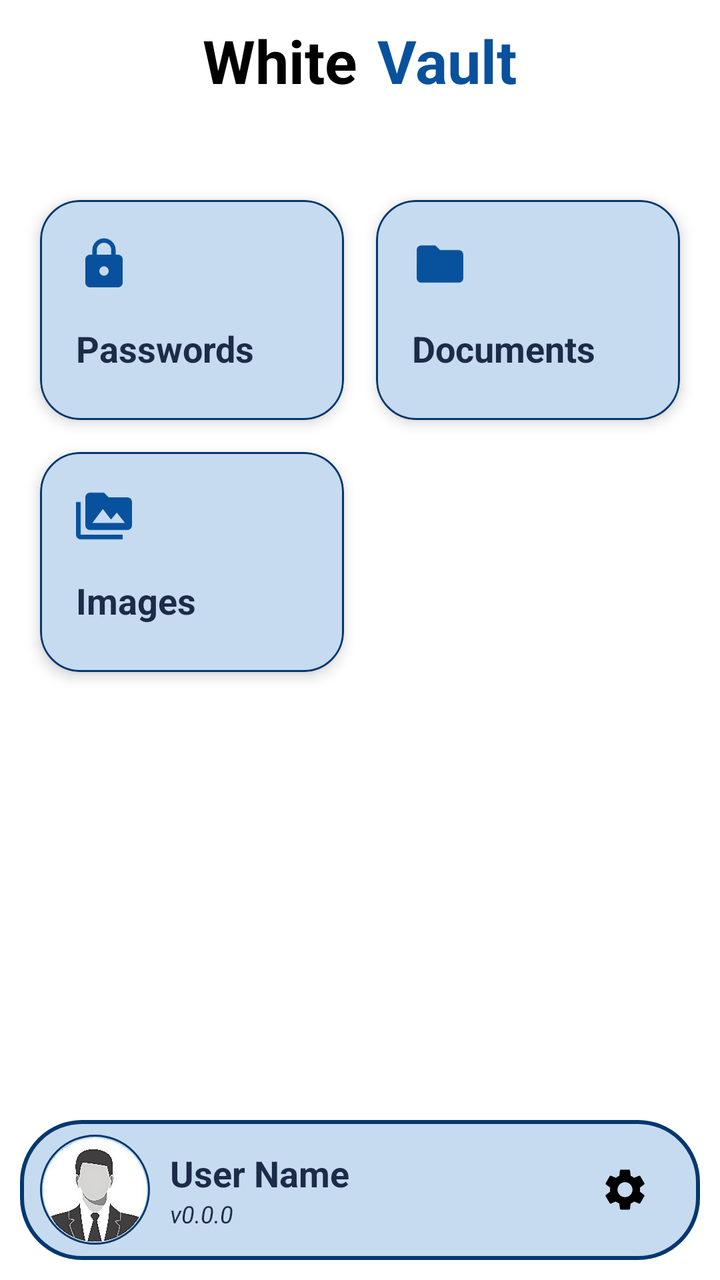
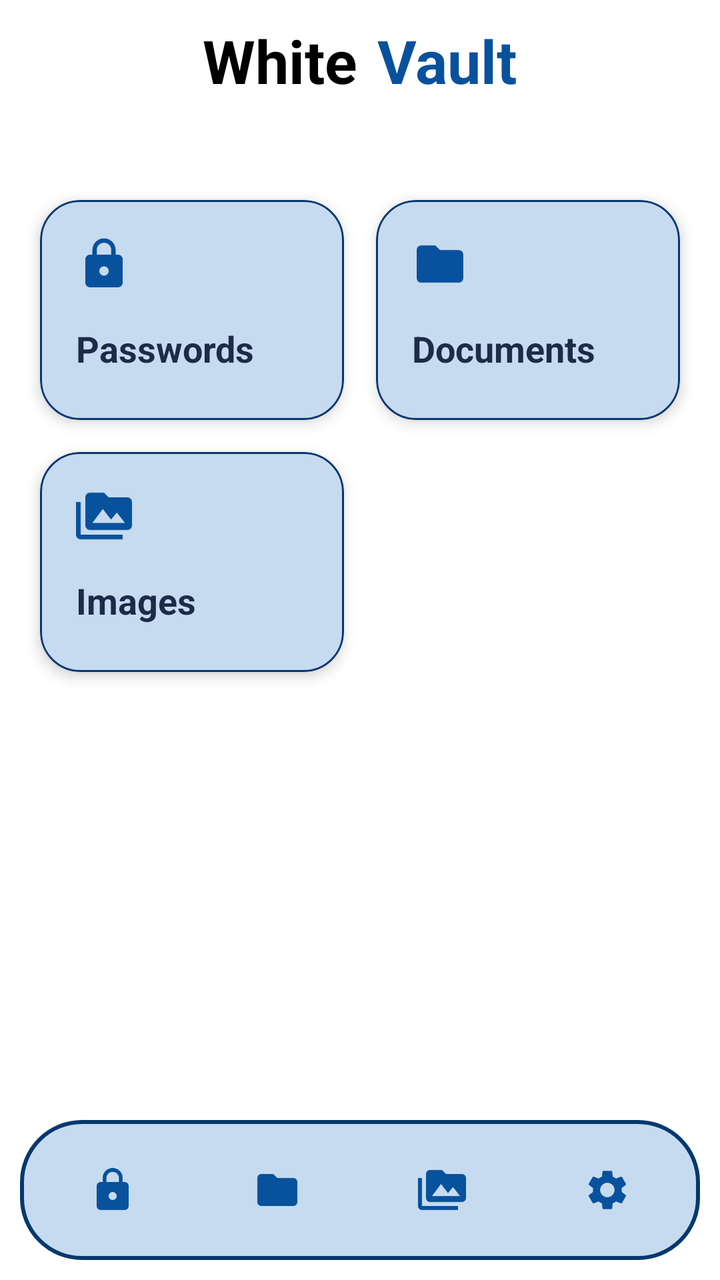

The first picture is an Android layout as it rendered before a commit; the second is the same layout after the commit. The layout source and the unified diff follow.
<!-- AndroidManifest.xml: application theme Theme.WhiteVault -->
<!-- res/layout/activity_main.xml -->
<?xml version="1.0" encoding="utf-8"?>
<RelativeLayout xmlns:android="http://schemas.android.com/apk/res/android"
    xmlns:app="http://schemas.android.com/apk/res-auto"
    xmlns:tools="http://schemas.android.com/tools"
    android:id="@+id/main"
    android:layout_width="match_parent"
    android:layout_height="match_parent"
    tools:context=".MainActivity"
    style="@style/SCREEN">

    <RelativeLayout
        android:layout_width="match_parent"
        android:layout_height="match_parent"
        style="@style/BACKGROUND">

        <LinearLayout
            android:layout_width="match_parent"
            android:layout_height="40dp"
            android:layout_marginTop="10dp"
            android:orientation="horizontal"
            android:gravity="center">

            <TextView
                android:layout_width="wrap_content"
                android:layout_height="wrap_content"
                android:layout_marginEnd="5dp"
                android:text="White"
                android:textSize="30sp"
                android:fontFamily="sans-serif"
                android:textStyle="bold"
                android:textColor="@color/black"/>
            <TextView
                android:layout_width="wrap_content"
                android:layout_height="wrap_content"
                android:layout_marginStart="5dp"
                android:text="Vault"
                android:textSize="30sp"
                android:fontFamily="sans-serif"
                android:textStyle="bold"
                android:textColor="@color/lPrimary"/>

        </LinearLayout>

        <LinearLayout
            android:layout_width="match_parent"
            android:layout_height="wrap_content"
            android:orientation="vertical"
            android:layout_marginTop="80dp">

            <GridLayout
                android:layout_width="match_parent"
                android:layout_height="wrap_content"
                android:columnCount="2"
                android:rowCount="1"
                android:padding="12dp">

                
                <com.google.android.material.card.MaterialCardView
                    android:id="@+id/card_password"
                    android:layout_width="0dp"
                    android:layout_height="110dp"
                    android:layout_margin="8dp"
                    android:layout_columnWeight="1"
                    app:cardCornerRadius="20dp"
                    app:cardElevation="4dp"
                    app:strokeWidth="1dp"
                    android:clickable="true"
                    android:focusable="true"
                    style="@style/CARD">

                    <LinearLayout
                        android:layout_width="match_parent"
                        android:layout_height="match_parent"
                        android:orientation="vertical"
                        android:padding="18dp">

                        <ImageView
                            android:layout_width="28dp"
                            android:layout_height="28dp"
                            android:src="@drawable/icon_lock"
                            style="@style/ICON"/>

                        <TextView
                            android:layout_width="wrap_content"
                            android:layout_height="wrap_content"
                            android:layout_marginTop="16dp"
                            android:text="Passwords"
                            android:textSize="18sp"
                            android:textStyle="bold"
                            style="@style/TEXT"/>

                    </LinearLayout>

                </com.google.android.material.card.MaterialCardView>


                
                <com.google.android.material.card.MaterialCardView
                    android:id="@+id/card_document"
                    android:layout_width="0dp"
                    android:layout_height="110dp"
                    android:layout_margin="8dp"
                    android:layout_columnWeight="1"
                    app:cardCornerRadius="20dp"
                    app:cardElevation="4dp"
                    app:strokeWidth="1dp"
                    android:clickable="true"
                    android:focusable="true"
                    style="@style/CARD">

                    <LinearLayout
                        android:layout_width="match_parent"
                        android:layout_height="match_parent"
                        android:orientation="vertical"
                        android:padding="18dp">

                        <ImageView
                            android:layout_width="28dp"
                            android:layout_height="28dp"
                            android:src="@drawable/icon_folder"
                            style="@style/ICON"/>

                        <TextView
                            android:layout_width="wrap_content"
                            android:layout_height="wrap_content"
                            android:layout_marginTop="16dp"
                            android:text="Documents"
                            android:textSize="18sp"
                            android:textStyle="bold"
                            style="@style/TEXT"/>

                    </LinearLayout>

                </com.google.android.material.card.MaterialCardView>

                
                <com.google.android.material.card.MaterialCardView
                    android:id="@+id/card_image"
                    android:layout_width="0dp"
                    android:layout_height="110dp"
                    android:layout_margin="8dp"
                    android:layout_columnWeight="1"
                    app:cardCornerRadius="20dp"
                    app:cardElevation="4dp"
                    app:strokeWidth="1dp"
                    android:clickable="true"
                    android:focusable="true"
                    style="@style/CARD">

                    <LinearLayout
                        android:layout_width="match_parent"
                        android:layout_height="match_parent"
                        android:orientation="vertical"
                        android:padding="18dp">

                        <ImageView
                            android:layout_width="28dp"
                            android:layout_height="28dp"
                            android:src="@drawable/icon_image_folder"
                            style="@style/ICON"/>

                        <TextView
                            android:layout_width="wrap_content"
                            android:layout_height="wrap_content"
                            android:layout_marginTop="16dp"
                            android:text="Images"
                            android:textSize="18sp"
                            android:textStyle="bold"
                            style="@style/TEXT"/>

                    </LinearLayout>

                </com.google.android.material.card.MaterialCardView>

            </GridLayout>
        </LinearLayout>

        <RelativeLayout
            android:layout_width="match_parent"
            android:layout_height="70dp"
            android:layout_alignParentBottom="true"
            android:background="@drawable/home_page_bar"
            android:layout_marginStart="10dp"
            android:layout_marginEnd="10dp"
            android:layout_marginBottom="10dp"
            android:padding="5dp">

            <LinearLayout
                android:layout_width="wrap_content"
                android:layout_height="wrap_content"
                android:orientation="horizontal"
                android:layout_centerVertical="true"
                android:gravity="center">

                <ImageView
                    android:layout_width="55dp"
                    android:layout_height="55dp"
                    android:background="@drawable/profile_photo"
                    android:layout_marginStart="5dp"
                    android:src="@drawable/dp"/>

                <LinearLayout
                    android:layout_width="wrap_content"
                    android:layout_height="wrap_content"
                    android:orientation="vertical"
                    android:layout_marginStart="10dp">

                    <TextView
                        android:id="@+id/text_user_name"
                        android:layout_width="wrap_content"
                        android:layout_height="wrap_content"
                        android:text="User Name"
                        android:textColor="@color/text"
                        android:textSize="18sp"
                        android:textStyle="bold"
                        android:fontFamily="sans-serif"/>

                    <TextView
                        android:id="@+id/text_version"
                        android:layout_width="wrap_content"
                        android:layout_height="wrap_content"
                        android:text="v0.0.0"
                        android:textColor="@color/text"
                        android:textSize="12dp"
                        android:textStyle="italic"
                        android:fontFamily="sans-serif"/>

                </LinearLayout>

            </LinearLayout>

            <ImageButton
                android:layout_width="45dp"
                android:layout_height="45dp"
                android:layout_alignParentEnd="true"
                android:layout_centerVertical="true"
                android:layout_marginEnd="10dp"
                android:src="@drawable/icon_settings"
                android:scaleType="centerCrop"
                android:backgroundTint="@color/card"/>

        </RelativeLayout>

    </RelativeLayout>

</RelativeLayout>
<!-- resources referenced by this layout -->
<resources>
  <color name="black">#FF000000</color>
  <color name="card">#C6DBEF</color>
  <color name="lPrimary">#08519C</color>
  <color name="text">#1C2B48</color>
  <!-- drawable dp: png bitmap (drawable, 408651 bytes) -->
  <!-- drawable home_page_bar (drawable) -->
  <?xml version="1.0" encoding="utf-8"?>
  <shape xmlns:android="http://schemas.android.com/apk/res/android">
      <solid android:color="@color/card"/>
      <corners android:radius="30dp"/>
      <stroke android:color="@color/stroke" android:width="2dp"/>
  
  </shape>
  <!-- drawable icon_folder (drawable) -->
  <vector xmlns:android="http://schemas.android.com/apk/res/android" android:height="24dp" android:tint="#000000" android:viewportHeight="24" android:viewportWidth="24" android:width="24dp">
        
      <path android:fillColor="@android:color/white" android:pathData="M10,4H4c-1.1,0 -1.99,0.9 -1.99,2L2,18c0,1.1 0.9,2 2,2h16c1.1,0 2,-0.9 2,-2V8c0,-1.1 -0.9,-2 -2,-2h-8l-2,-2z"/>
      
  </vector>
  <!-- drawable icon_image_folder (drawable) -->
  <vector xmlns:android="http://schemas.android.com/apk/res/android" android:height="24dp" android:tint="#000000" android:viewportHeight="24" android:viewportWidth="24" android:width="24dp">
        
      <path android:fillColor="@android:color/white" android:pathData="M2,6L0,6v5h0.01L0,20c0,1.1 0.9,2 2,2h18v-2L2,20L2,6zM22,4h-8l-2,-2L6,2c-1.1,0 -1.99,0.9 -1.99,2L4,16c0,1.1 0.9,2 2,2h16c1.1,0 2,-0.9 2,-2L24,6c0,-1.1 -0.9,-2 -2,-2zM7,15l4.5,-6 3.5,4.51 2.5,-3.01L21,15L7,15z"/>
      
  </vector>
  <!-- drawable icon_lock (drawable) -->
  <vector xmlns:android="http://schemas.android.com/apk/res/android" android:height="24dp" android:tint="#000000" android:viewportHeight="24" android:viewportWidth="24" android:width="24dp">
        
      <path android:fillColor="@android:color/white" android:pathData="M18,8h-1L17,6c0,-2.76 -2.24,-5 -5,-5S7,3.24 7,6v2L6,8c-1.1,0 -2,0.9 -2,2v10c0,1.1 0.9,2 2,2h12c1.1,0 2,-0.9 2,-2L20,10c0,-1.1 -0.9,-2 -2,-2zM12,17c-1.1,0 -2,-0.9 -2,-2s0.9,-2 2,-2 2,0.9 2,2 -0.9,2 -2,2zM15.1,8L8.9,8L8.9,6c0,-1.71 1.39,-3.1 3.1,-3.1 1.71,0 3.1,1.39 3.1,3.1v2z"/>
      
  </vector>
  <!-- drawable profile_photo (drawable) -->
  <?xml version="1.0" encoding="utf-8"?>
  <shape xmlns:android="http://schemas.android.com/apk/res/android" android:shape="oval">
      <stroke android:color="@color/stroke" android:width="1dp"/>
  
  </shape>
  <style name="BACKGROUND">
          <item name="android:background">@color/white</item>
      </style>
  <style name="CARD">
          <item name="cardBackgroundColor">@color/card</item>
          <item name="strokeColor">@color/stroke</item>
      </style>
  <style name="ICON">
          <item name="tint">@color/lPrimary</item>
      </style>
  <style name="SCREEN">
          <item name="android:background">@color/lPrimary</item>
      </style>
  <style name="TEXT">
          <item name="android:textColor">@color/text</item>
      </style>
  <style name="Theme.WhiteVault" parent="Base.Theme.WhiteVault" />
  <color name="stroke">#05386F</color>
  <color name="white">#FFFFFFFF</color>
  <style name="Base.Theme.WhiteVault" parent="Theme.Material3.DayNight.NoActionBar">
          
          
      </style>
  <!-- unchanged entries left out for length: 1 -->
</resources>

<!-- the commit's change to res/layout/activity_main.xml (unified diff, before → after) -->
@@ -186,59 +186,41 @@
             android:padding="5dp">
 
             <LinearLayout
-                android:layout_width="wrap_content"
-                android:layout_height="wrap_content"
+                android:layout_width="match_parent"
+                android:layout_height="match_parent"
                 android:orientation="horizontal"
-                android:layout_centerVertical="true"
                 android:gravity="center">
 
-                <ImageView
-                    android:layout_width="55dp"
-                    android:layout_height="55dp"
-                    android:background="@drawable/profile_photo"
-                    android:layout_marginStart="5dp"
-                    android:src="@drawable/dp"/>
-
-                <LinearLayout
-                    android:layout_width="wrap_content"
-                    android:layout_height="wrap_content"
-                    android:orientation="vertical"
-                    android:layout_marginStart="10dp">
-
-                    <TextView
-                        android:id="@+id/text_user_name"
-                        android:layout_width="wrap_content"
-                        android:layout_height="wrap_content"
-                        android:text="User Name"
-                        android:textColor="@color/text"
-                        android:textSize="18sp"
-                        android:textStyle="bold"
-                        android:fontFamily="sans-serif"/>
-
-                    <TextView
-                        android:id="@+id/text_version"
-                        android:layout_width="wrap_content"
-                        android:layout_height="wrap_content"
-                        android:text="v0.0.0"
-                        android:textColor="@color/text"
-                        android:textSize="12dp"
-                        android:textStyle="italic"
-                        android:fontFamily="sans-serif"/>
-
-                </LinearLayout>
+                <ImageButton
+                    android:layout_width="38dp"
+                    android:layout_height="38dp"
+                    android:src="@drawable/icon_lock"
+                    android:layout_weight="1"
+                    style="@style/ICON"/>
+
+                <ImageButton
+                    android:layout_width="38dp"
+                    android:layout_height="38dp"
+                    android:src="@drawable/icon_folder"
+                    android:layout_weight="1"
+                    style="@style/ICON"/>
+
+                <ImageButton
+                    android:layout_width="38dp"
+                    android:layout_height="38dp"
+                    android:src="@drawable/icon_image_folder"
+                    android:layout_weight="1"
+                    style="@style/ICON"/>
+
+                <ImageButton
+                    android:layout_width="38dp"
+                    android:layout_height="38dp"
+                    android:src="@drawable/icon_settings"
+                    android:layout_weight="1"
+                    style="@style/ICON"/>
 
             </LinearLayout>
 
-            <ImageButton
-                android:layout_width="45dp"
-                android:layout_height="45dp"
-                android:layout_alignParentEnd="true"
-                android:layout_centerVertical="true"
-                android:layout_marginEnd="10dp"
-                android:src="@drawable/icon_settings"
-                android:scaleType="centerCrop"
-                android:backgroundTint="@color/card"/>
-
         </RelativeLayout>
 
     </RelativeLayout>
<!-- resource entries referenced after the edit -->
@@ -4,7 +4,6 @@
   <color name="card">#C6DBEF</color>
   <color name="lPrimary">#08519C</color>
   <color name="text">#1C2B48</color>
-  <!-- drawable dp: png bitmap (drawable, 408651 bytes) -->
   <!-- drawable home_page_bar (drawable) -->
   <?xml version="1.0" encoding="utf-8"?>
   <shape xmlns:android="http://schemas.android.com/apk/res/android">
@@ -31,12 +30,6 @@
       <path android:fillColor="@android:color/white" android:pathData="M18,8h-1L17,6c0,-2.76 -2.24,-5 -5,-5S7,3.24 7,6v2L6,8c-1.1,0 -2,0.9 -2,2v10c0,1.1 0.9,2 2,2h12c1.1,0 2,-0.9 2,-2L20,10c0,-1.1 -0.9,-2 -2,-2zM12,17c-1.1,0 -2,-0.9 -2,-2s0.9,-2 2,-2 2,0.9 2,2 -0.9,2 -2,2zM15.1,8L8.9,8L8.9,6c0,-1.71 1.39,-3.1 3.1,-3.1 1.71,0 3.1,1.39 3.1,3.1v2z"/>
       
   </vector>
-  <!-- drawable profile_photo (drawable) -->
-  <?xml version="1.0" encoding="utf-8"?>
-  <shape xmlns:android="http://schemas.android.com/apk/res/android" android:shape="oval">
-      <stroke android:color="@color/stroke" android:width="1dp"/>
-  
-  </shape>
   <style name="BACKGROUND">
           <item name="android:background">@color/white</item>
       </style>
@@ -45,6 +38,7 @@
           <item name="strokeColor">@color/stroke</item>
       </style>
   <style name="ICON">
+          <item name="android:background">@color/transparent</item>
           <item name="tint">@color/lPrimary</item>
       </style>
   <style name="SCREEN">
@@ -56,6 +50,7 @@
   <style name="Theme.WhiteVault" parent="Base.Theme.WhiteVault" />
   <color name="stroke">#05386F</color>
   <color name="white">#FFFFFFFF</color>
+  <color name="transparent">#00000000</color>
   <style name="Base.Theme.WhiteVault" parent="Theme.Material3.DayNight.NoActionBar">
           
           
